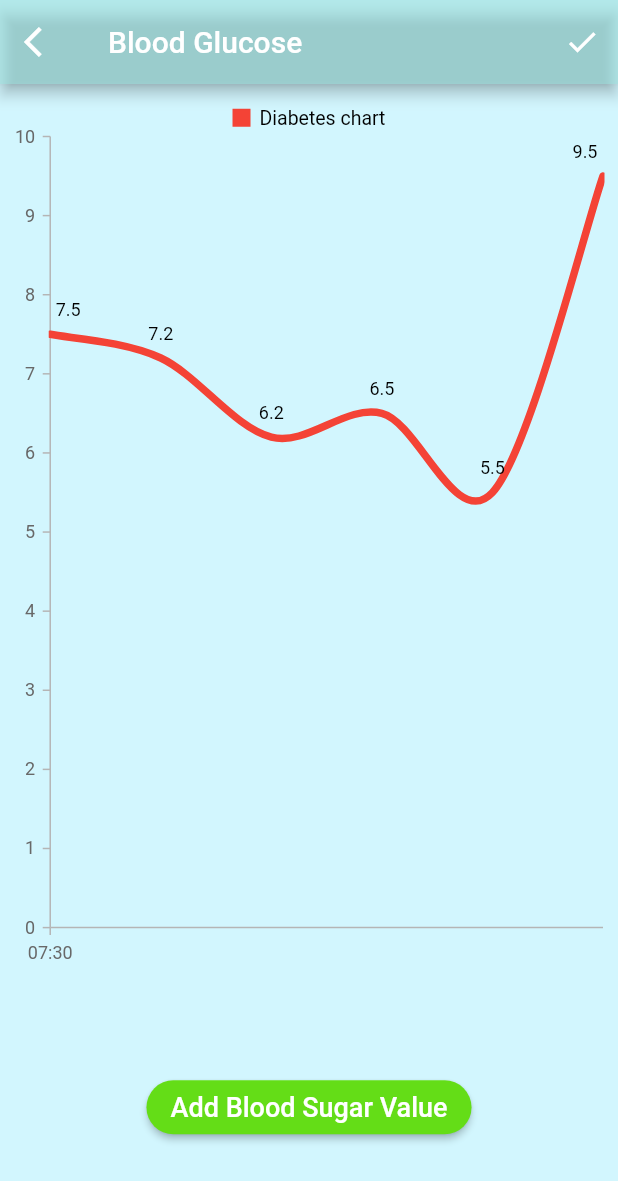
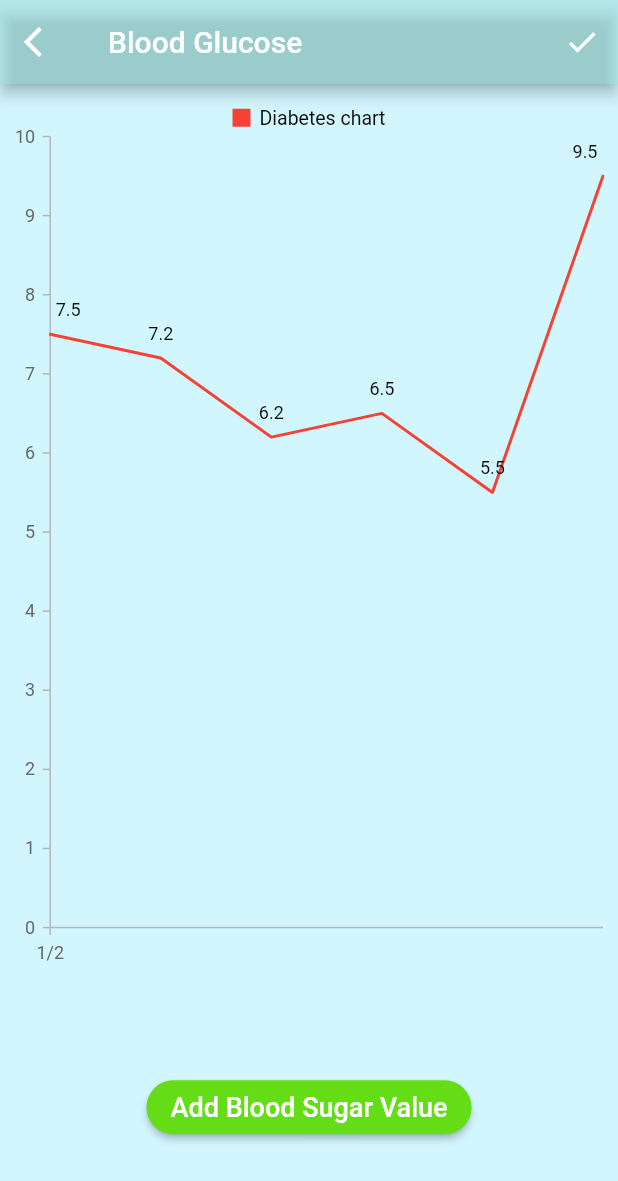
Before and after one commit to SumayaSiddique/Care_4_U_project, a Flutter app: the DiabetesDetailsView screen opened by its route, on a phone screen of 412 x 824 dp. Shown: the top 1181 px of the screen. Run offline on Flutter 3.47's test engine with Material 2 defaults, Android fonts, the phone set to English and light mode, and no system bars; our stand-ins replace carousel_slider, cloud_firestore, firebase_auth, firebase_core, flutter_svg, font_awesome_flutter and 9 more; accounts and stored records are empty; network calls fail; Roboto replaces fonts that are missing (SF Pro Rounded); project files that could hold a hidden picture were left out.

Commit message:
User Details Updated

```diff
--- a/care_4_u_project/lib/Screens/DetailedViews/DiabetesDetailsView.dart
+++ b/care_4_u_project/lib/Screens/DetailedViews/DiabetesDetailsView.dart
@@ -69,9 +69,9 @@ class _DiabetesDetailsViewState extends State<DiabetesDetailsView> {
               // tooltipBehavior: _tooltipBehavior,
               enableAxisAnimation: true,
               series: <ChartSeries>[
-                SplineSeries<DiabetesData, DateTime>(
+                FastLineSeries<DiabetesData, DateTime>(
                   name: 'Diabetes chart',
-                  width: 5.0,
+                  // width: 5.0,
                   color: Colors.red,
                   dataSource: _chartData,
                   yValueMapper: (DiabetesData diabetesData, _) =>
@@ -79,6 +79,10 @@ class _DiabetesDetailsViewState extends State<DiabetesDetailsView> {
                   xValueMapper: (DiabetesData diabetesData, _) =>
                       diabetesData.date,
                   dataLabelSettings: DataLabelSettings(isVisible: true),
+                  markerSettings: MarkerSettings(
+                    height: 20,
+                    width: 20,
+                  ),
                   onPointTap: (ChartPointDetails details) {
                     int? index = details.pointIndex;
                     Get.defaultDialog(
@@ -107,7 +111,7 @@ class _DiabetesDetailsViewState extends State<DiabetesDetailsView> {
               ],
               primaryXAxis: DateTimeAxis(
                 edgeLabelPlacement: EdgeLabelPlacement.shift,
-                dateFormat: DateFormat.Hm(),
+                dateFormat: DateFormat.Md(),
                 intervalType: DateTimeIntervalType.hours,
                 majorGridLines: const MajorGridLines(width: 0),
                 desiredIntervals: 1,
@@ -252,12 +256,12 @@ class _DiabetesDetailsViewState extends State<DiabetesDetailsView> {
 
   List<DiabetesData> getChartData() {
     final List<DiabetesData> chartData = [
-      DiabetesData(DateTime(2021, 1, 1, 7, 30), 7.5),
-      DiabetesData(DateTime(2021, 1, 1, 10, 30), 7.2),
-      DiabetesData(DateTime(2021, 1, 1, 13, 30), 6.2),
-      DiabetesData(DateTime(2021, 1, 1, 16, 30), 6.5),
-      DiabetesData(DateTime(2021, 1, 1, 19, 30), 5.5),
-      DiabetesData(DateTime(2021, 1, 1, 22, 30), 9.5),
+      DiabetesData(DateTime(2021, 1, 2, 7, 30), 7.5),
+      DiabetesData(DateTime(2021, 1, 3, 10, 30), 7.2),
+      DiabetesData(DateTime(2021, 1, 4, 13, 30), 6.2),
+      DiabetesData(DateTime(2021, 1, 5, 16, 30), 6.5),
+      DiabetesData(DateTime(2021, 1, 6, 19, 30), 5.5),
+      DiabetesData(DateTime(2021, 1, 7, 22, 30), 9.5),
     ];
     return chartData;
   }
--- a/care_4_u_project/lib/Services/FirestoreManager/User/UpdateUser.dart
+++ /dev/null
@@ -1 +0,0 @@
-// clas
```
Also changed, not shown: care_4_u_project/lib/Datamodel/WaterIntake/WaterIntakeModel.dart (added, +9 -0 lines), care_4_u_project/lib/Screens/UserDetails/UserDetails.dart (+12 -12 lines), care_4_u_project/lib/Services/FirestoreManager/User/UserDataUpdate.dart (added, +15 -0 lines).
